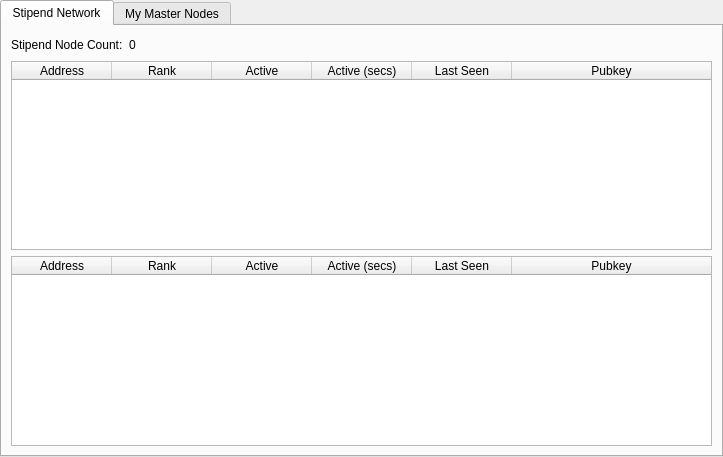
Qt form src/qt/forms/masternodemanager.ui (Stipend-Developer/stipend) before a commit.
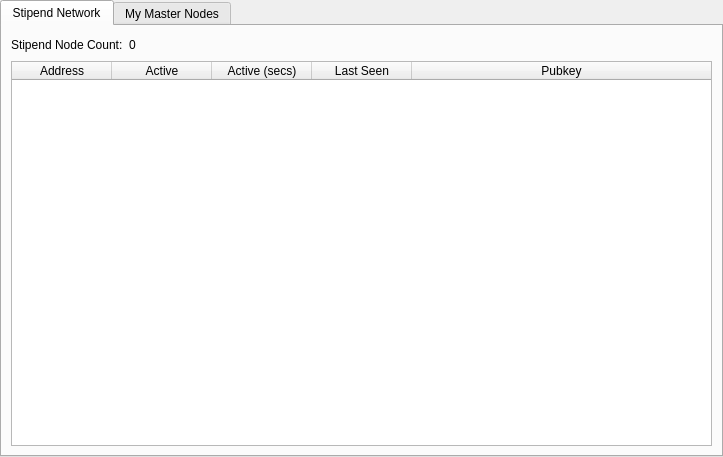
The same form after that commit. The open tabs and pages were chosen to show the change.

Commit message: Removed rank column on masternode list to fix CPU utilisation bug.

What changed in the file:
```diff
--- a/src/qt/forms/masternodemanager.ui
+++ b/src/qt/forms/masternodemanager.ui
@@ -61,60 +61,6 @@
            <column>
             <property name="text">
              <string>Address</string>
-            </property>
-           </column>
-           <column>
-            <property name="text">
-             <string>Rank</string>
-            </property>
-           </column>
-           <column>
-            <property name="text">
-             <string>Active</string>
-            </property>
-           </column>
-           <column>
-            <property name="text">
-             <string>Active (secs)</string>
-            </property>
-           </column>
-           <column>
-            <property name="text">
-             <string>Last Seen</string>
-            </property>
-           </column>
-           <column>
-            <property name="text">
-             <string>Pubkey</string>
-            </property>
-           </column>
-          </widget>
-         </item>
-         <item row="2" column="0">
-          <widget class="QTableWidget" name="tableWidget_3">
-           <property name="editTriggers">
-            <set>QAbstractItemView::NoEditTriggers</set>
-           </property>
-           <property name="alternatingRowColors">
-            <bool>true</bool>
-           </property>
-           <property name="selectionBehavior">
-            <enum>QAbstractItemView::SelectRows</enum>
-           </property>
-           <property name="sortingEnabled">
-            <bool>true</bool>
-           </property>
-           <attribute name="horizontalHeaderStretchLastSection">
-            <bool>true</bool>
-           </attribute>
-           <column>
-            <property name="text">
-             <string>Address</string>
-            </property>
-           </column>
-           <column>
-            <property name="text">
-             <string>Rank</string>
             </property>
            </column>
            <column>
```
Left out of the diff: 2 changed lines with no effect on the pictures. The commit also changes 10 other files.
